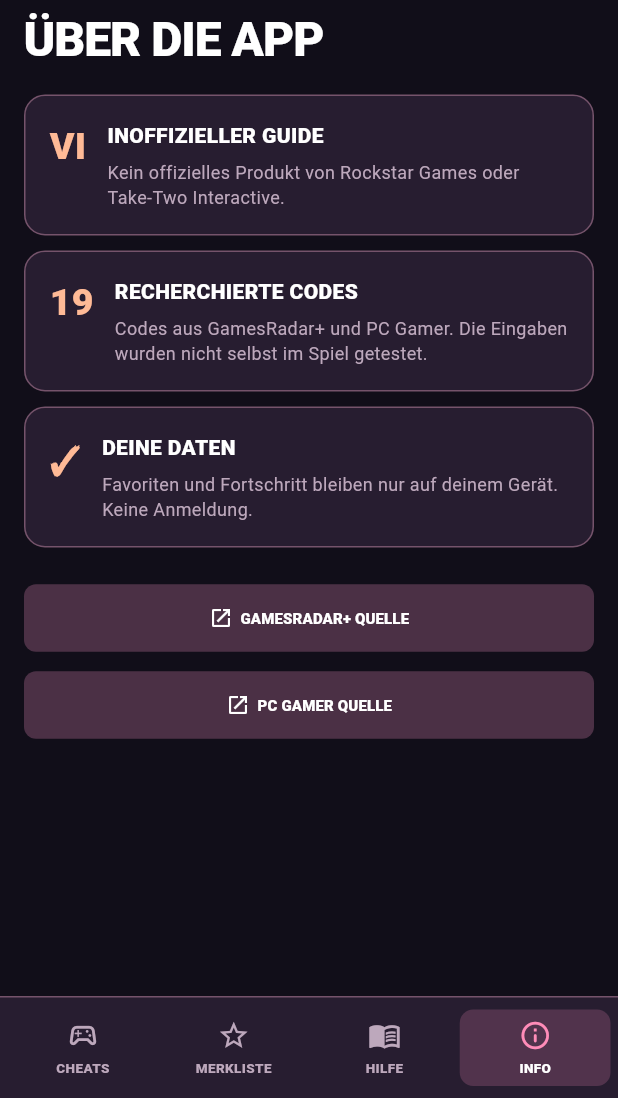
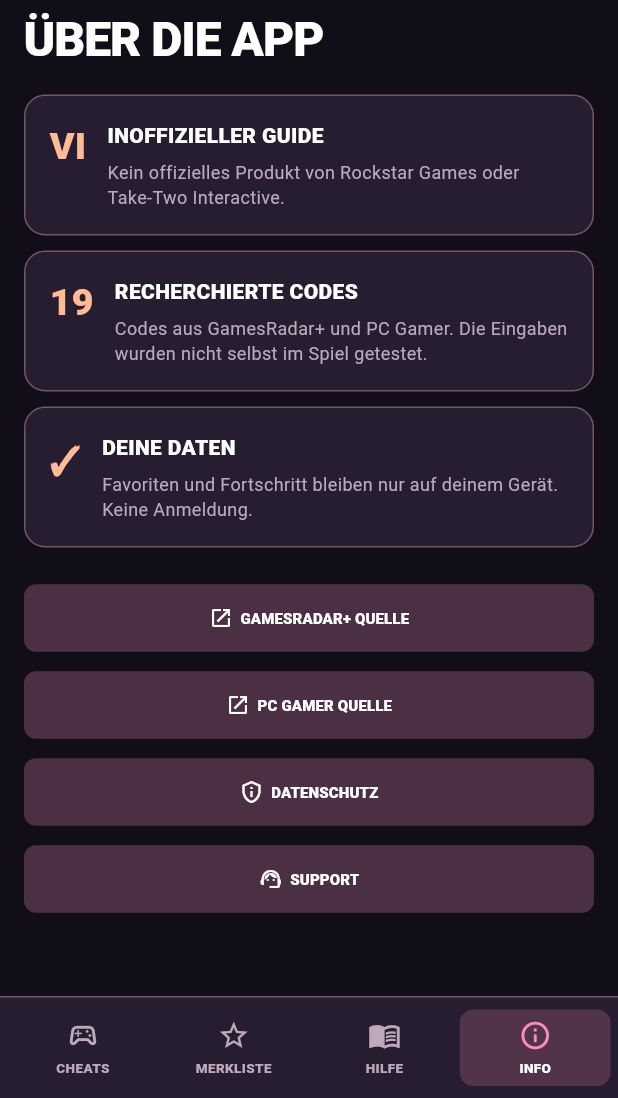
Before and after one commit to hsdarestani/gtacheat, a Flutter app: the screen it shows after launch, item 4 of the bottom bar chosen, on a phone screen of 412 x 824 dp, the part 138-1236 px from its top. Run offline on Flutter 3.47's test engine with Material 3 defaults, Android fonts, the phone set to English and light mode, and no system bars; our stand-ins replace share_plus, shared_preferences.

Commit message:
feat(store): expose privacy and support links in Vice Codes app to satisfy App Store privacy policy access

```diff
--- a/mobile/lib/main.dart
+++ b/mobile/lib/main.dart
@@ -405,6 +405,14 @@ class _MainScreenState extends State<MainScreen> {
     _button('PC GAMER QUELLE', Icons.open_in_new, () {
       launchUrl(Uri.parse('https://www.pcgamer.com/games/grand-theft-auto/gta-6-cheats-list/'), mode: LaunchMode.externalApplication);
     }),
+    const SizedBox(height: 10),
+    _button('DATENSCHUTZ', Icons.privacy_tip_outlined, () {
+      launchUrl(Uri.parse('https://gta.smarbiz.sbs/privacy'), mode: LaunchMode.externalApplication);
+    }),
+    const SizedBox(height: 10),
+    _button('SUPPORT', Icons.support_agent_outlined, () {
+      launchUrl(Uri.parse('https://gta.smarbiz.sbs/support'), mode: LaunchMode.externalApplication);
+    }),
   ]);
 
   @override
```
